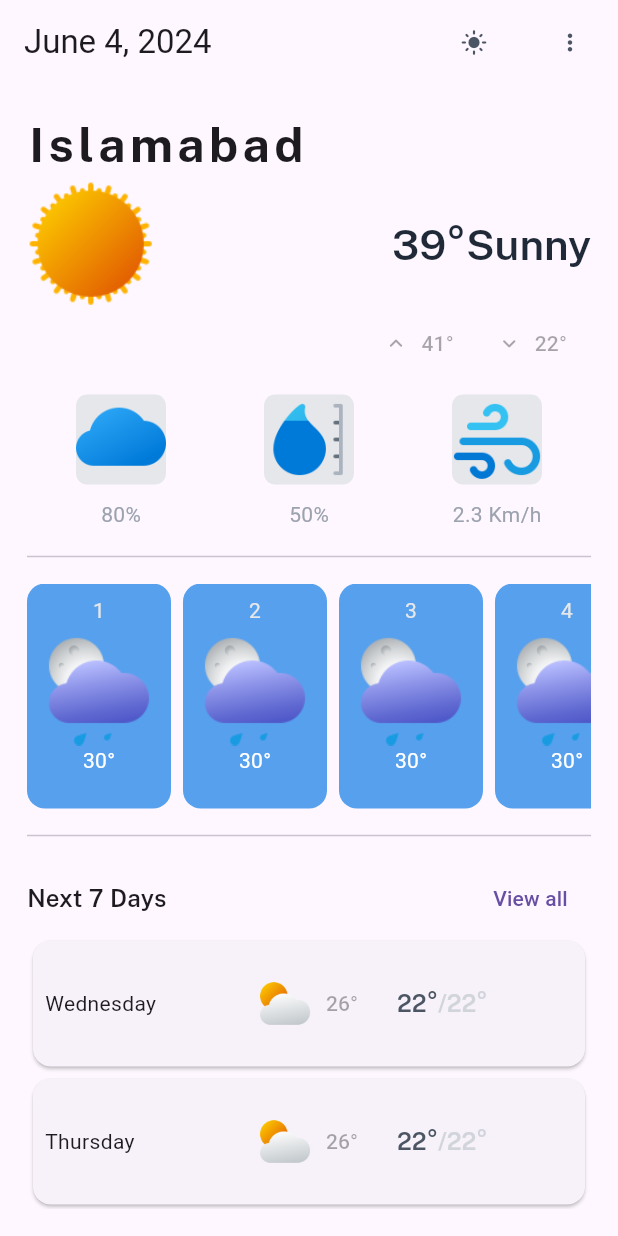
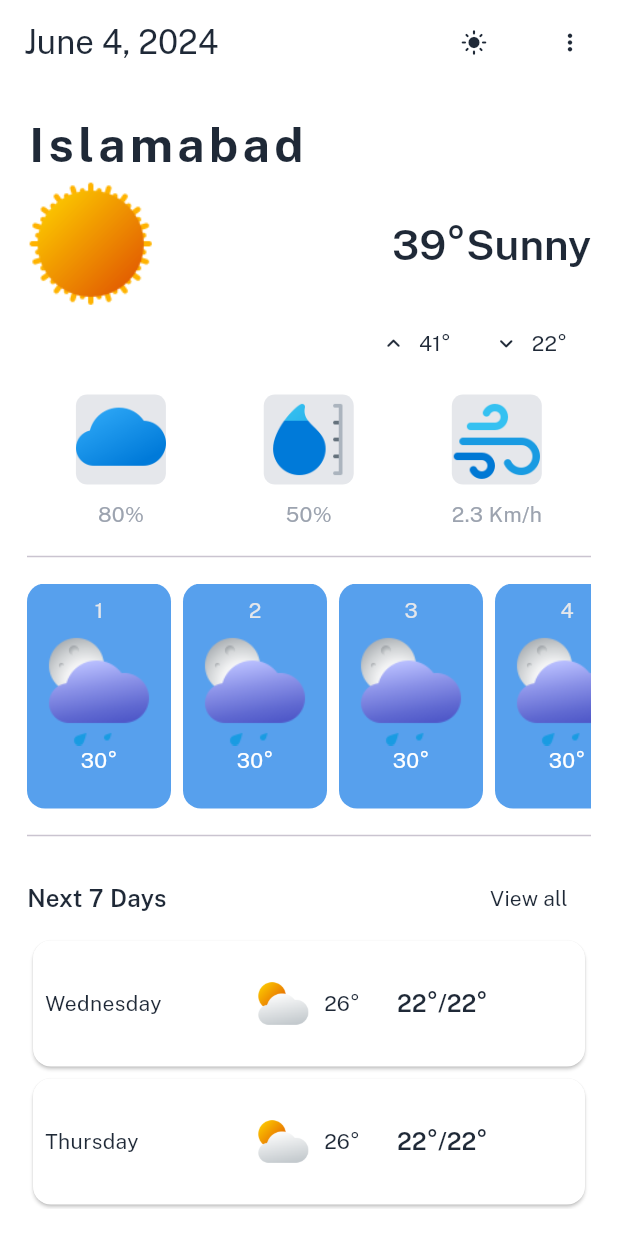
Before and after one commit to Has5an-Ali/WeatherUI, a Flutter app: the screen it shows after launch, on a phone screen of 412 x 824 dp. Run offline on Flutter 3.47's test engine with Material 3 defaults, Android fonts, the phone set to English and light mode, and no system bars; our stand-ins replace get, velocity_x; missing offline and left inert: dart:ffi.

Commit message:
DarkThemeAdded

```diff
--- /dev/null
+++ b/weatheruiapp/lib/consts/Our_Theme.dart
@@ -0,0 +1,20 @@
+import 'package:flutter/material.dart';
+import 'package:velocity_x/velocity_x.dart';
+import 'package:weatheruiapp/consts/colors.dart';
+import 'package:weatheruiapp/consts/fontstyle.dart';
+
+class CustomTheme {
+  static final LightTheme = ThemeData(
+      cardColor: Colors.white,
+      scaffoldBackgroundColor: Colors.white,
+      primaryColor: Vx.gray800,
+      fontFamily: regular,
+      iconTheme: IconThemeData(color: Vx.gray600));
+
+  static final DarkTheme = ThemeData(
+      cardColor: bgColor.withOpacity(0.3),
+      scaffoldBackgroundColor: bgColor,
+      primaryColor: Colors.white,
+      fontFamily: regular,
+      iconTheme: IconThemeData(color: Colors.white));
+}
--- /dev/null
+++ b/weatheruiapp/lib/controller/MainController.dart
@@ -0,0 +1,12 @@
+import 'package:flutter/material.dart';
+import 'package:get/get.dart';
+
+class Maincontroller extends GetxController {
+  var IsDark = false.obs;
+
+  chnageTheme() {
+    IsDark.value = !IsDark.value;
+
+    Get.changeThemeMode(IsDark.value ? ThemeMode.dark : ThemeMode.light);
+  }
+}
--- a/weatheruiapp/lib/main.dart
+++ b/weatheruiapp/lib/main.dart
@@ -1,12 +1,17 @@
 // ignore_for_file: prefer_const_constructors, prefer_const_literals_to_create_immutables
+
+import 'dart:ffi';
 
 import 'package:flutter/material.dart';
 import 'package:velocity_x/velocity_x.dart';
 import 'package:intl/intl.dart';
+import 'package:weatheruiapp/consts/Our_Theme.dart';
 import 'package:weatheruiapp/consts/colors.dart';
 import 'package:weatheruiapp/consts/fontstyle.dart';
 import 'package:weatheruiapp/consts/images.dart';
 import 'package:weatheruiapp/consts/strings.dart';
+import 'package:get/get.dart';
+import 'package:weatheruiapp/controller/MainController.dart';
 
 void main() {
   runApp(const MyApp());
@@ -18,8 +23,11 @@ class MyApp extends StatelessWidget {
   // This widget is the root of your application.
   @override
   Widget build(BuildContext context) {
-    return MaterialApp(
+    return GetMaterialApp(
       debugShowCheckedModeBanner: false,
+      theme: CustomTheme.LightTheme,
+      darkTheme: CustomTheme.DarkTheme,
+      themeMode: ThemeMode.system,
       title: 'Flutter Demo',
       home: const WeatherUi(),
     );
@@ -32,21 +40,27 @@ class WeatherUi extends StatelessWidget {
   @override
   Widget build(BuildContext context) {
     var time = DateFormat("yMMMMd").format(DateTime.now());
+    var theme = Theme.of(context);
+    var controller = Get.put(Maincontroller);
     return Scaffold(
+      backgroundColor: theme.scaffoldBackgroundColor,
       appBar: AppBar(
-        title: "$time".text.make(),
+        backgroundColor: theme.scaffoldBackgroundColor,
+        title: "$time".text.color(theme.primaryColor).make(),
         actions: [
-          TextButton(
-              onPressed: () {},
-              child: Icon(
-                Icons.light_mode,
-                color: Vx.gray600,
-              )),
+          Obx(
+            () => TextButton(
+                onPressed: () {},
+                child: Icon(
+                  Icons.light_mode,
+                  color: theme.primaryColor,
+                )),
+          ),
           TextButton(
               onPressed: () {},
               child: Icon(
                 Icons.more_vert,
-                color: Vx.gray600,
+                color: theme.primaryColor,
               ))
         ],
       ),
@@ -59,6 +73,7 @@ class WeatherUi extends StatelessWidget {
             children: [
               "Islamabad"
                   .text
+                  .color(theme.primaryColor)
                   .fontFamily(bold)
                   .letterSpacing(3)
                   .size(32)
@@ -76,13 +91,13 @@ class WeatherUi extends StatelessWidget {
                     TextSpan(
                         text: "39$degree",
                         style: TextStyle(
-                            color: Vx.gray800,
+                            color: theme.primaryColor,
                             fontSize: 28,
                             fontFamily: semibold)),
                     TextSpan(
                         text: "Sunny",
                         style: TextStyle(
-                            color: Vx.gray800,
+                            color: theme.primaryColor,
                             fontSize: 28,
                             fontFamily: semibold))
                   ]))
@@ -93,12 +108,18 @@ class WeatherUi extends StatelessWidget {
                 children: [
                   TextButton.icon(
                       onPressed: null,
-                      icon: Icon(Icons.expand_less_rounded),
-                      label: "41$degree".text.make()),
+                      icon: Icon(
+                        Icons.expand_less_rounded,
+                        color: theme.primaryColor,
+                      ),
+                      label: "41$degree".text.color(theme.primaryColor).make()),
                   TextButton.icon(
                       onPressed: null,
-                      icon: Icon(Icons.expand_more_rounded),
-                      label: "22$degree".text.make())
+                      icon: Icon(
+                        Icons.expand_more_rounded,
+                        color: theme.primaryColor,
+                      ),
+                      label: "22$degree".text.color(theme.primaryColor).make())
                 ],
               ),
               10.heightBox,
@@ -155,8 +176,18 @@ class WeatherUi extends StatelessWidget {
               Row(
                 mainAxisAlignment: MainAxisAlignment.spaceBetween,
                 children: [
-                  "Next 7 Days".text.size(16).fontFamily(semibold).make(),
-                  TextButton(onPressed: () {}, child: Text("View all "))
+                  "Next 7 Days"
+                      .text
+                      .color(theme.primaryColor)
+                      .size(16)
+                      .fontFamily(semibold)
+                      .make(),
+                  TextButton(
+                      onPressed: () {},
+                      child: Text(
+                        "View all ",
+                        style: TextStyle(color: theme.primaryColor),
+                      ))
                 ],
               ),
               ListView.builder(
@@ -167,13 +198,16 @@ class WeatherUi extends StatelessWidget {
                     var day = DateFormat('EEEE')
                         .format(DateTime.now().add(Duration(days: index + 1)));
                     return Card(
+                      color: theme.cardColor,
                       child: Container(
                         padding:
                             EdgeInsets.symmetric(vertical: 14, horizontal: 8),
                         child: Row(
                           mainAxisAlignment: MainAxisAlignment.spaceBetween,
                           children: [
-                            Expanded(child: day.text.make()),
+                            Expanded(
+                                child:
+                                    day.text.color(theme.primaryColor).make()),
                             Expanded(
                               child: TextButton.icon(
                                   onPressed: null,
@@ -181,7 +215,10 @@ class WeatherUi extends StatelessWidget {
                                     'assets/weather/02d.png',
                                     width: 40,
                                   ),
-                                  label: "26$degree".text.make()),
+                                  label: "26$degree"
+                                      .text
+                                      .color(theme.primaryColor)
+                                      .make()),
                             ),
                             Expanded(
                               child: RichText(
@@ -189,13 +226,13 @@ class WeatherUi extends StatelessWidget {
                                 TextSpan(
                                     text: "22$degree",
                                     style: TextStyle(
-                                        color: Vx.gray600,
+                                        color: theme.primaryColor,
                                         fontFamily: semibold,
                                         fontSize: 16)),
                                 TextSpan(
                                     text: "/22$degree",
                                     style: TextStyle(
-                                        color: Vx.gray300,
+                                        color: theme.primaryColor,
                                         fontFamily: semibold,
                                         fontSize: 16))
                               ])),
```
